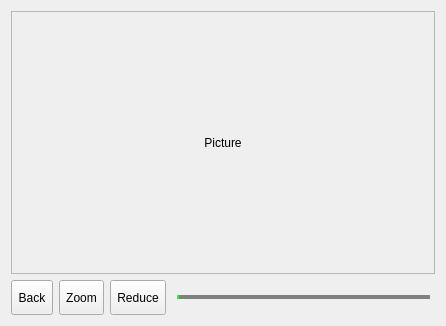
Before: the Qt Designer form src/dlgloadpic.ui in ic005k/Knot-Legacy, drawn with Qt 5.
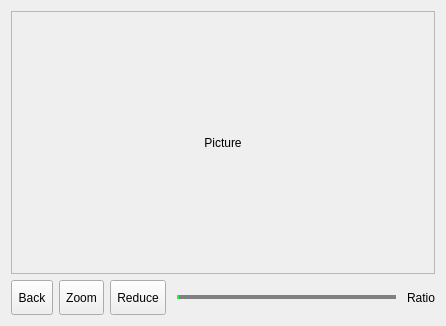
After: the same form once the commit is applied. Icons and pictures are not drawn.

```diff
--- a/src/dlgloadpic.ui
+++ b/src/dlgloadpic.ui
@@ -211,6 +211,13 @@
         </property>
        </widget>
       </item>
+      <item>
+       <widget class="QLabel" name="lblRatio">
+        <property name="text">
+         <string>Ratio</string>
+        </property>
+       </widget>
+      </item>
      </layout>
     </widget>
    </item>
```
